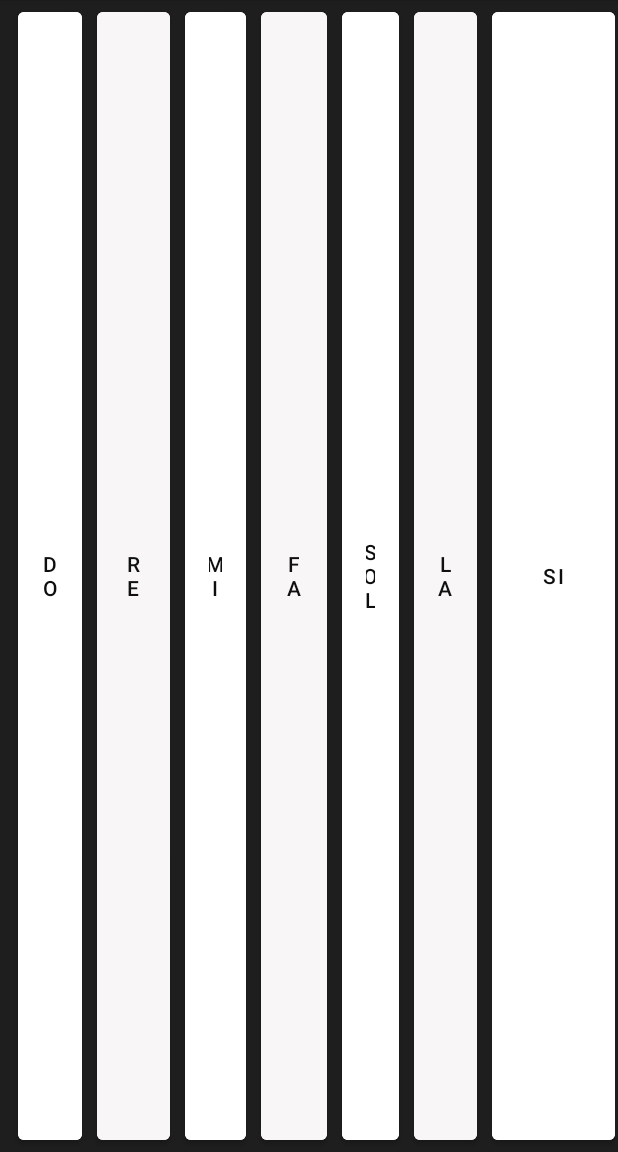
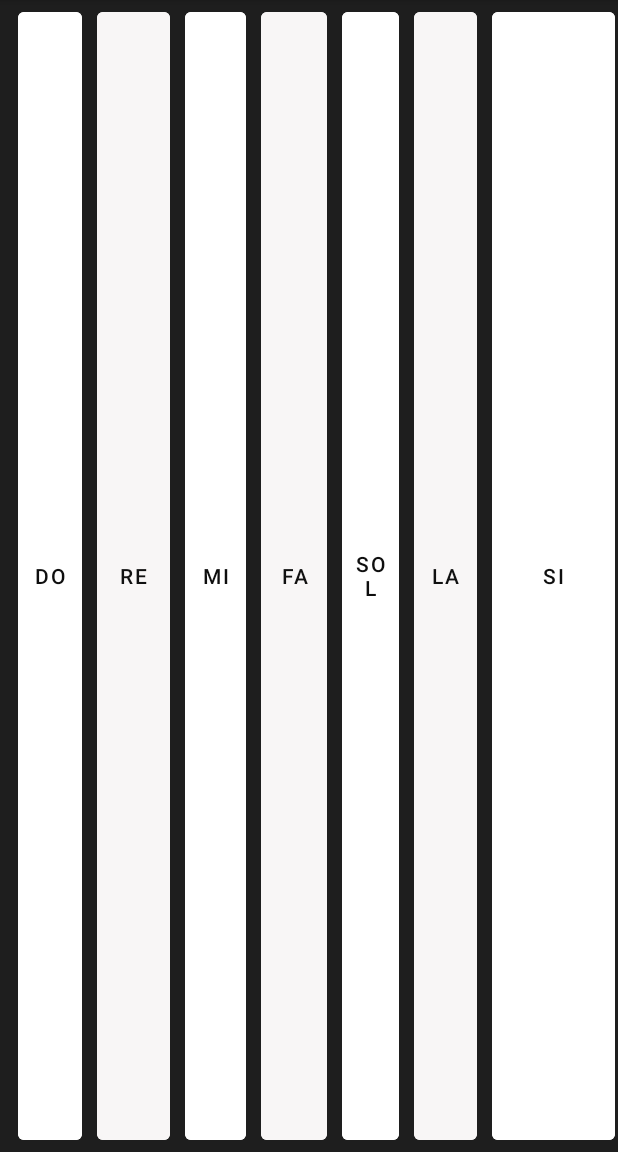
Before and after one commit to jaime-portillo/moviles, an Android app: the Piano_tradicional screen opened directly, with no data from a screen before it, on a phone screen of 412 x 824 dp, the part 84-1236 px from its top. Run offline under Robolectric (Android 15) with nearby library versions, the phone set to English and light mode, and no system bars.

Commit message:
piano_tradicional_layout_1

```diff
--- a/app/src/main/res/layout/activity_piano_tradicional.xml
+++ b/app/src/main/res/layout/activity_piano_tradicional.xml
@@ -18,70 +18,77 @@
         android:id="@+id/button10"
         android:layout_width="102dp"
         android:layout_height="match_parent"
-        android:layout_marginLeft="10dp"
+        android:layout_marginStart="10dp"
         android:layout_weight="1"
         android:width="10dp"
         android:backgroundTint="#FFFFFF"
         android:text="@string/doNota"
-        android:textColor="#0E0E0E" />
+        android:textColor="#0E0E0E"
+        style="?android:attr/buttonBarButtonStyle" />
 
     <Button
         android:id="@+id/button11"
         android:layout_width="108dp"
         android:layout_height="match_parent"
-        android:layout_marginLeft="10dp"
+        android:layout_marginStart="10dp"
         android:layout_weight="1"
         android:backgroundTint="#F8F6F6"
         android:text="@string/re"
-        android:textColor="#101010" />
+        android:textColor="#101010"
+        style="?android:attr/buttonBarButtonStyle" />
 
     <Button
         android:id="@+id/button12"
         android:layout_width="100dp"
         android:layout_height="match_parent"
-        android:layout_marginLeft="10dp"
+        android:layout_marginStart="10dp"
         android:layout_weight="1"
         android:backgroundTint="#FFFFFF"
         android:text="@string/mi"
-        android:textColor="#0E0E0E" />
+        android:textColor="#0E0E0E"
+        style="?android:attr/buttonBarButtonStyle" />
 
     <Button
         android:id="@+id/button13"
         android:layout_width="103dp"
         android:layout_height="match_parent"
-        android:layout_marginLeft="10dp"
+        android:layout_marginStart="10dp"
         android:layout_weight="1"
         android:backgroundTint="#F8F6F6"
         android:text="@string/fa"
-        android:textColor="#101010" />
+        android:textColor="#101010"
+        style="?android:attr/buttonBarButtonStyle" />
 
     <Button
         android:id="@+id/button14"
         android:layout_width="98dp"
         android:layout_height="match_parent"
-        android:layout_marginLeft="10dp"
+        android:layout_marginStart="10dp"
         android:layout_weight="1"
         android:backgroundTint="#FFFFFF"
         android:text="@string/sol"
-        android:textColor="#0E0E0E" />
+        android:textColor="#0E0E0E"
+        style="?android:attr/buttonBarButtonStyle" />
 
     <Button
         android:id="@+id/button16"
         android:layout_width="102dp"
         android:layout_height="match_parent"
-        android:layout_marginLeft="10dp"
+        android:layout_marginStart="10dp"
         android:layout_weight="1"
         android:backgroundTint="#F8F6F6"
         android:text="@string/la"
-        android:textColor="#101010" />
+        android:textColor="#101010"
+        style="?android:attr/buttonBarButtonStyle" />
 
     <Button
         android:id="@+id/button17"
         android:layout_width="142dp"
         android:layout_height="match_parent"
-        android:layout_marginLeft="10dp"
+        android:layout_marginStart="10dp"
         android:layout_weight="1"
         android:backgroundTint="#FFFFFF"
         android:text="@string/si"
-        android:textColor="#0E0E0E" />
+        android:textColor="#0E0E0E"
+        style="?android:attr/buttonBarButtonStyle" />
 </LinearLayout>
```
